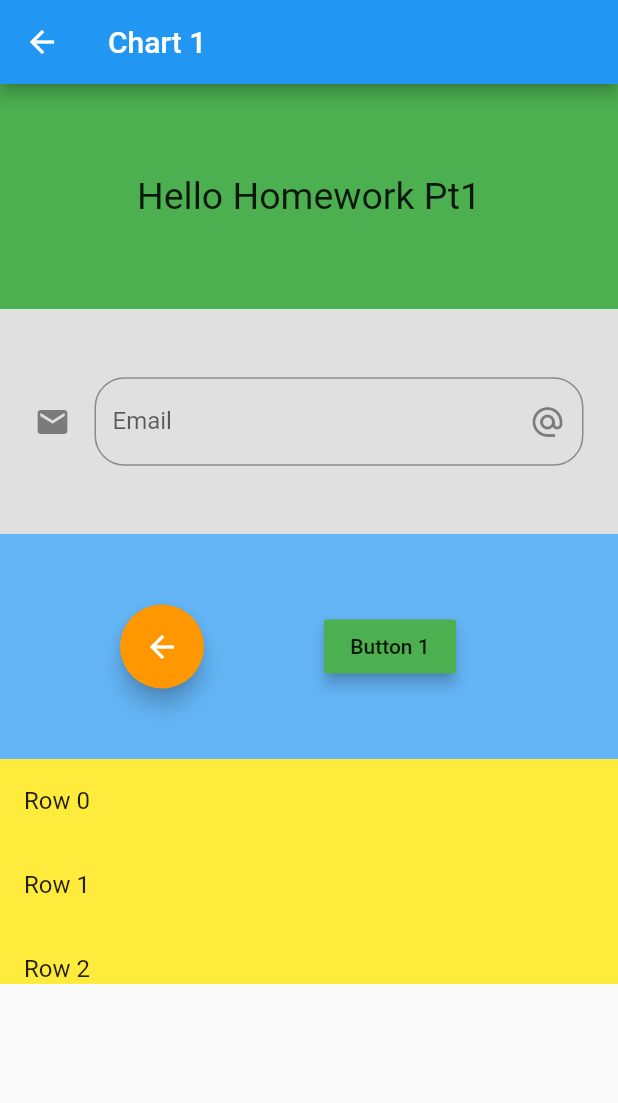
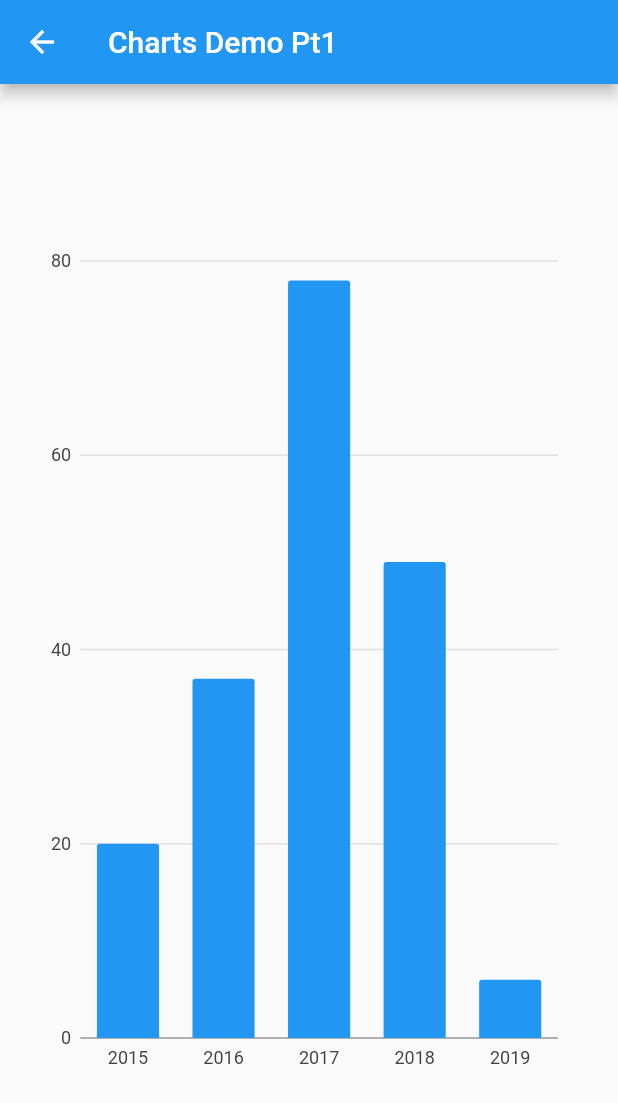
Before and after one commit to eddieware/charts_api, a Flutter app: the screen it shows after launch, in the side drawer, after a tap on "Charts (Pt1)", on a phone screen of 412 x 824 dp. Shown: the top 1103 px of the screen. Run offline on Flutter 3.47's test engine with Material 2 defaults, Android fonts, the phone set to English and light mode, and no system bars; our stand-ins replace charts_flutter.

Commit message:
chart_screen1

```diff
--- a/lib/main.dart
+++ b/lib/main.dart
@@ -41,11 +41,11 @@ class MyHomePage extends StatelessWidget {
             ListTile(
               title: Text(
                 'Charts (Pt1)',
-                style: TextStyle(fontSize: 25, fontStyle: FontStyle.italic),
+                //style: TextStyle(fontSize: 25, fontStyle: FontStyle.italic),
               ),
               onTap: () {
                 final route1 =
-                    MaterialPageRoute(builder: (context) => Charts_pt1());
+                    MaterialPageRoute(builder: (context) => ChartsDemo_pt1());
 
                 Navigator.push(context, route1);
               },
@@ -53,7 +53,7 @@ class MyHomePage extends StatelessWidget {
             ListTile(
               title: Text(
                 'Charts (Pt2)',
-                style: TextStyle(fontSize: 25, fontStyle: FontStyle.italic),
+                //style: TextStyle(fontSize: 25, fontStyle: FontStyle.italic),
               ),
               onTap: () {
                 final route1 =
@@ -66,7 +66,7 @@ class MyHomePage extends StatelessWidget {
             ListTile(
               title: Text(
                 'Charts Pt3',
-                style: TextStyle(fontSize: 25, fontStyle: FontStyle.italic),
+                //style: TextStyle(fontSize: 25, fontStyle: FontStyle.italic),
               ),
               onTap: () {
                 final route1 =
@@ -79,7 +79,7 @@ class MyHomePage extends StatelessWidget {
             ListTile(
               title: Text(
                 'Charts Pt4',
-                style: TextStyle(fontSize: 25, fontStyle: FontStyle.italic),
+                //style: TextStyle(fontSize: 25, fontStyle: FontStyle.italic),
               ),
               onTap: () {
                 final route1 =
--- a/lib/screens/chart_1.dart
+++ b/lib/screens/chart_1.dart
@@ -1,107 +1,72 @@
 import 'package:flutter/material.dart';
+import 'dart:math';
+import 'package:charts_flutter/flutter.dart' as charts;
 
-import '../main.dart';
+class ChartsDemo_pt1 extends StatefulWidget {
+  ChartsDemo_pt1({Key key}) : super(key: key);
 
-class Charts_pt1 extends StatefulWidget {
-  Charts_pt1({Key key}) : super(key: key);
+  final String _title = "Charts Demo Pt1";
 
   @override
-  _Charts_pt1State createState() => _Charts_pt1State();
+  _ChartsDemo_pt1State createState() => _ChartsDemo_pt1State();
 }
 
-class _Charts_pt1State extends State<Charts_pt1> {
-  String _email = '';
+class _ChartsDemo_pt1State extends State<ChartsDemo_pt1> {
+  List<charts.Series> seriesList;
+  static List<charts.Series<Sales, String>> _createRandomData() {
+    final random = Random();
+    final desktopSalesData = [
+      Sales('2015', random.nextInt(100)),
+      Sales('2016', random.nextInt(100)),
+      Sales('2017', random.nextInt(100)),
+      Sales('2018', random.nextInt(100)),
+      Sales('2019', random.nextInt(100)),
+    ];
+
+    return [
+      charts.Series<Sales, String>(
+          id: 'Sales',
+          domainFn: (Sales sales, _) => sales.year,
+          measureFn: (Sales sales, _) => sales.sales,
+          data: desktopSalesData)
+    ];
+  }
+
+  barChart() {
+    return charts.BarChart(
+      seriesList,
+      animate: true,
+      vertical: true,
+    );
+  }
+
+  @override
+  void initState() {
+    super.initState();
+    seriesList = _createRandomData();
+  }
+
   @override
   Widget build(BuildContext context) {
     return Scaffold(
-      appBar: AppBar(title: Text('Chart 1')),
-      body: ListView(
-        children: <Widget>[
-          Container(
-            height: 150,
-            width: 600,
-            color: Colors.green,
-            child: Center(
-                child: Text(
-              'Hello Homework Pt1',
-              style: TextStyle(fontSize: 25),
-            )),
-          ),
-          Container(
-            padding: EdgeInsets.all(23),
-            height: 150,
-            width: 600,
-            color: Colors.grey[300],
-            child: Center(
-              child: TextField(
-                keyboardType: TextInputType.emailAddress,
-                decoration: InputDecoration(
-                    border: OutlineInputBorder(
-                        //personalizar que tan pronunciados quiero los border
-                        borderRadius: BorderRadius.circular(20)),
-                    hintText: 'Write your Email here',
-                    labelText: 'Email',
-                    suffixIcon: Icon(Icons.alternate_email),
-                    icon: Icon(Icons.email)),
-                onChanged: (valor) => setState(() {
-                  _email = valor;
-                }),
-              ),
-            ),
-          ),
-          Container(
-              height: 150,
-              width: 600,
-              color: Colors.blue[300],
-              child: Row(
-                children: <Widget>[
-                  SizedBox(
-                    width: 80,
-                  ),
-                  FloatingActionButton(
-                    onPressed: () {
-                      final route1 =
-                          MaterialPageRoute(builder: (context) => MyApp());
-
-                      Navigator.push(context, route1);
-                    },
-                    tooltip: 'Increment',
-                    child: Icon(Icons.arrow_back),
-                    backgroundColor: Colors.orange,
-                  ),
-                  SizedBox(
-                    width: 80,
-                  ),
-                  RaisedButton(
-                    child: const Text('Button 1'),
-                    color: Colors.green,
-                    elevation: 4.0,
-                    splashColor: Colors.yellow,
-                    onPressed: () {
-                      // do something
-                    },
-                  ),
-                  SizedBox(
-                    width: 80,
-                  ),
-                ],
-              )),
-          Container(
-              height: 150,
-              width: 600,
-              color: Colors.yellow,
-              child: ListView.builder(
-                itemBuilder: (BuildContext context, int index) {
-                  return ListTile(
-                    title: Text('Row $index'),
-                    onTap: () {
-                      // do something
-                    },
-                  );
-                },
-              )),
-        ],
+      appBar: AppBar(
+        title: Text(widget._title),
+      ),
+      body: Center(
+        child: Container(
+          height: 600,
+          width: 400,
+          padding: EdgeInsets.all(20),
+          child: barChart(),
+        ),
       ),
     );
   }
 }
+
+class Sales {
+  final String year;
+  final int sales;
+
+  Sales(this.year, this.sales);
+}
```
